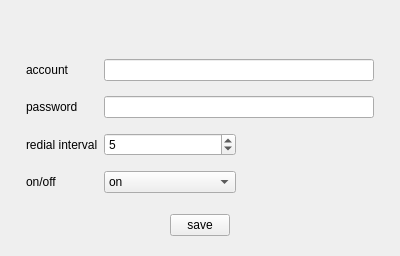
Before: the Qt Designer form MainApp/src/HFBroadbandDial.ui in AlexRain/BRSystem, drawn with Qt 5.
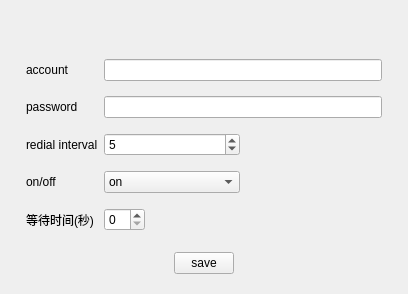
After: the same form once the commit is applied.

What changed in the file:
```diff
--- a/MainApp/src/HFBroadbandDial.ui
+++ b/MainApp/src/HFBroadbandDial.ui
@@ -6,8 +6,8 @@
    <rect>
     <x>0</x>
     <y>0</y>
-    <width>400</width>
-    <height>252</height>
+    <width>408</width>
+    <height>293</height>
    </rect>
   </property>
   <property name="windowTitle">
@@ -126,6 +126,33 @@
        </item>
       </layout>
      </item>
+     <item row="4" column="0">
+      <widget class="QLabel" name="label_5">
+       <property name="text">
+        <string>等待时间(秒)</string>
+       </property>
+      </widget>
+     </item>
+     <item row="4" column="1">
+      <layout class="QHBoxLayout" name="horizontalLayout_3">
+       <item>
+        <widget class="QSpinBox" name="spinBox_wait"/>
+       </item>
+       <item>
+        <spacer name="horizontalSpacer">
+         <property name="orientation">
+          <enum>Qt::Horizontal</enum>
+         </property>
+         <property name="sizeHint" stdset="0">
+          <size>
+           <width>40</width>
+           <height>20</height>
+          </size>
+         </property>
+        </spacer>
+       </item>
+      </layout>
+     </item>
     </layout>
    </item>
    <item alignment="Qt::AlignHCenter">
```
